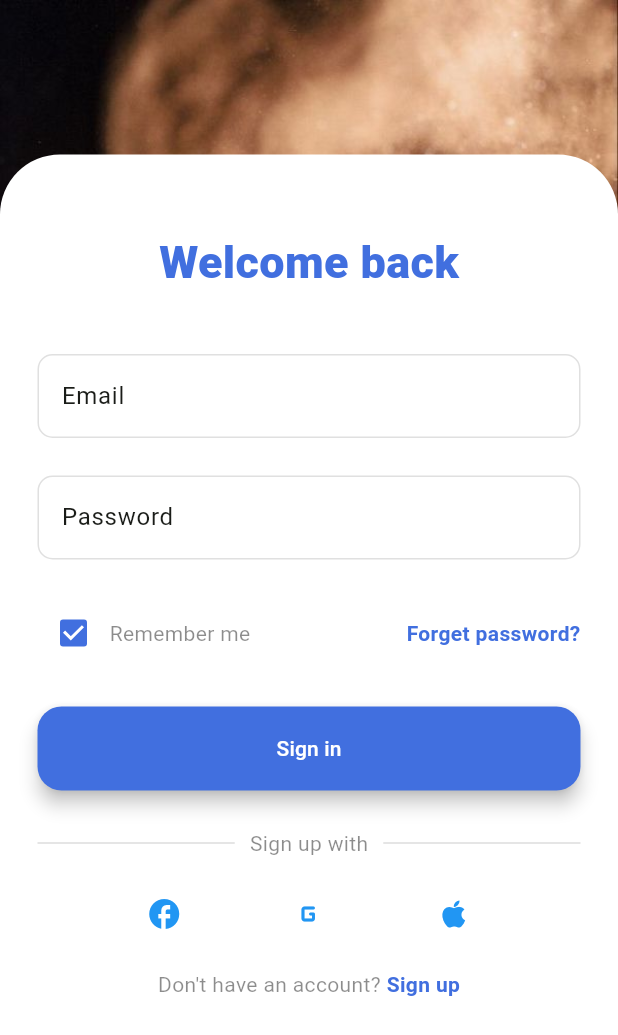
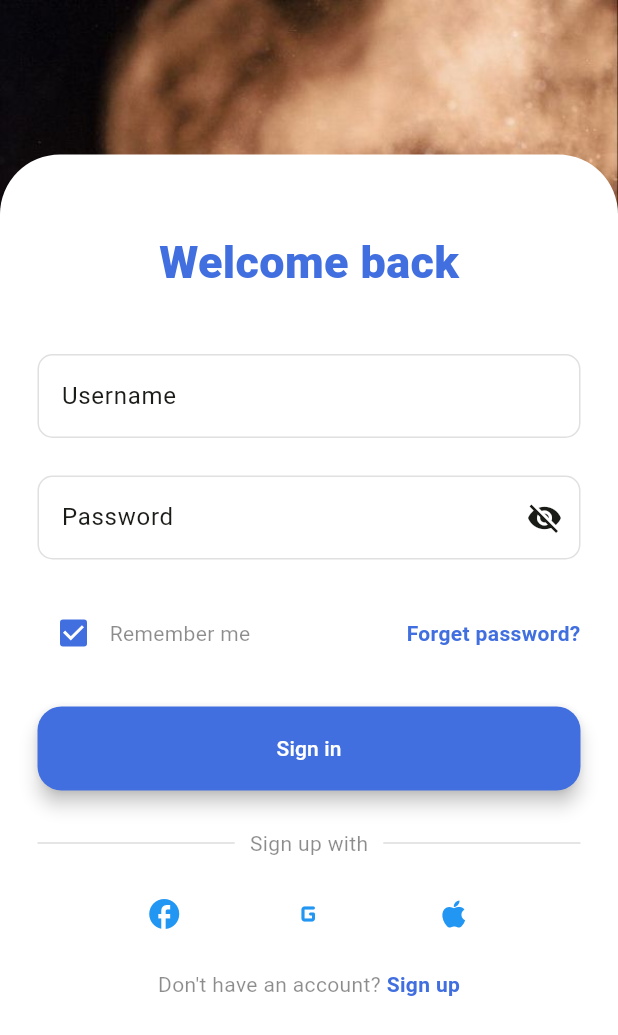
Before and after one commit to Khadijatulkubra43/Makeup_frontend, a Flutter app: the screen it shows after launch, after a tap on "Login", on a phone screen of 412 x 824 dp. Shown: the top 1035 px of the screen. Run offline on Flutter 3.47's test engine with Material 3 defaults, Android fonts, the light colour scheme and no system bars; our stand-ins replace camera, get, image_picker, ionicons, shared_preferences.

Commit message:
connected login screen

```diff
--- a/lib/feature/auth/screens/signin_screen.dart
+++ b/lib/feature/auth/screens/signin_screen.dart
@@ -2,6 +2,7 @@ import 'package:flutter/material.dart';
 import 'package:flutter_application_1/core/navigation/navigation_menu.dart';
 import 'package:flutter_application_1/feature/auth/screens/signup_screen.dart';
 import 'package:flutter_application_1/core/theme/theme.dart';
+import 'package:flutter_application_1/feature/auth/services/api_service.dart';
 import 'package:flutter_application_1/widgets/custom_scaffold.dart';
 
 class SignInScreen extends StatefulWidget {
@@ -13,7 +14,40 @@ class SignInScreen extends StatefulWidget {
 
 class _SignInScreenState extends State<SignInScreen> {
   final _formSignInKey = GlobalKey<FormState>();
+  final _usernameController = TextEditingController();
+  final _passwordController = TextEditingController();
+  bool _ispasswordvisible = false;
+  bool _isLoading = false;
   bool rememberPassword = true;
+
+  Future<void> _login() async {
+    setState(() {
+      _isLoading = true;
+    });
+    bool success = await ApiService.login(
+        _usernameController.text, _passwordController.text);
+    if (!mounted) {
+      return;
+    }
+    if (success) {
+      Navigator.pushReplacement(
+        context,
+        MaterialPageRoute(
+          builder: (context) => NavigationMenu(),
+        ),
+      );
+    } else {
+      ScaffoldMessenger.of(context).showSnackBar(
+        const SnackBar(
+          content: Text("Failed to login"),
+        ),
+      );
+    }
+    setState(() {
+      _isLoading = false;
+    });
+  }
+
   @override
   Widget build(BuildContext context) {
     return CustomScaffold(
@@ -54,15 +88,16 @@ class _SignInScreenState extends State<SignInScreen> {
                         height: 40.0,
                       ),
                       TextFormField(
+                        controller: _usernameController,
                         validator: (value) {
                           if (value == null || value.isEmpty) {
-                            return 'Please enter Email';
+                            return 'Please enter Username';
                           }
                           return null;
                         },
                         decoration: InputDecoration(
-                          label: const Text('Email'),
-                          hintText: 'Enter Email',
+                          label: const Text('Username'),
+                          hintText: 'Enter Username',
                           hintStyle: const TextStyle(
                             color: Colors.black26,
                           ),
@@ -84,7 +119,8 @@ class _SignInScreenState extends State<SignInScreen> {
                         height: 25.0,
                       ),
                       TextFormField(
-                        obscureText: true,
+                        controller: _passwordController,
+                        obscureText: !_ispasswordvisible,
                         obscuringCharacter: '*',
                         validator: (value) {
                           if (value == null || value.isEmpty) {
@@ -109,6 +145,16 @@ class _SignInScreenState extends State<SignInScreen> {
                               color: Colors.black12, // Default border color
                             ),
                             borderRadius: BorderRadius.circular(10),
+                          ),
+                          suffixIcon: IconButton(
+                            onPressed: () {
+                              setState(() {
+                                _ispasswordvisible = !_ispasswordvisible;
+                              });
+                            },
+                            icon: Icon(_ispasswordvisible
+                                ? Icons.visibility
+                                : Icons.visibility_off),
                           ),
                         ),
                       ),
@@ -162,12 +208,7 @@ class _SignInScreenState extends State<SignInScreen> {
                                   content: Text('Processing Data'),
                                 ),
                               );
-                              Navigator.pushReplacement(
-                                context,
-                                MaterialPageRoute(
-                                  builder: (context) => const NavigationMenu(),
-                                ),
-                              );
+                              _login();
                             } else if (!rememberPassword) {
                               ScaffoldMessenger.of(context).showSnackBar(
                                 const SnackBar(
@@ -176,7 +217,15 @@ class _SignInScreenState extends State<SignInScreen> {
                               );
                             }
                           },
-                          child: const Text('Sign in'),
+                          child: (!_isLoading)
+                              ? const Text('Sign in')
+                              : SizedBox(
+                                  height: 20,
+                                  width: 20,
+                                  child: CircularProgressIndicator(
+                                    color: Colors.white,
+                                  ),
+                                ),
                         ),
                       ),
                       const SizedBox(
```
